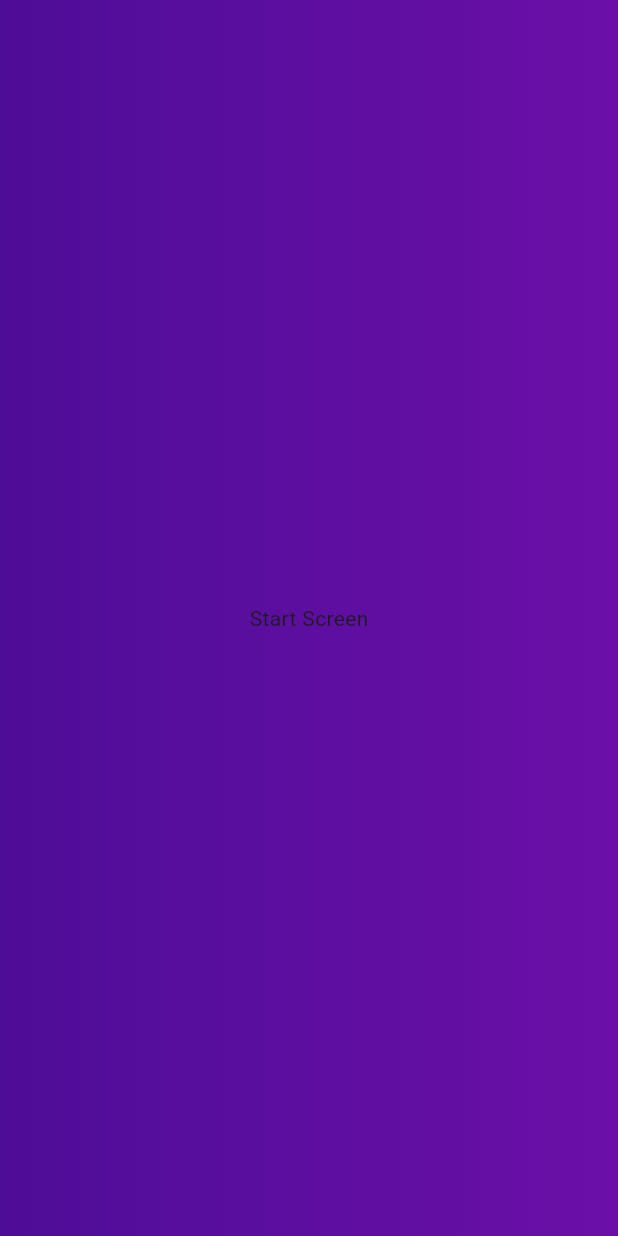
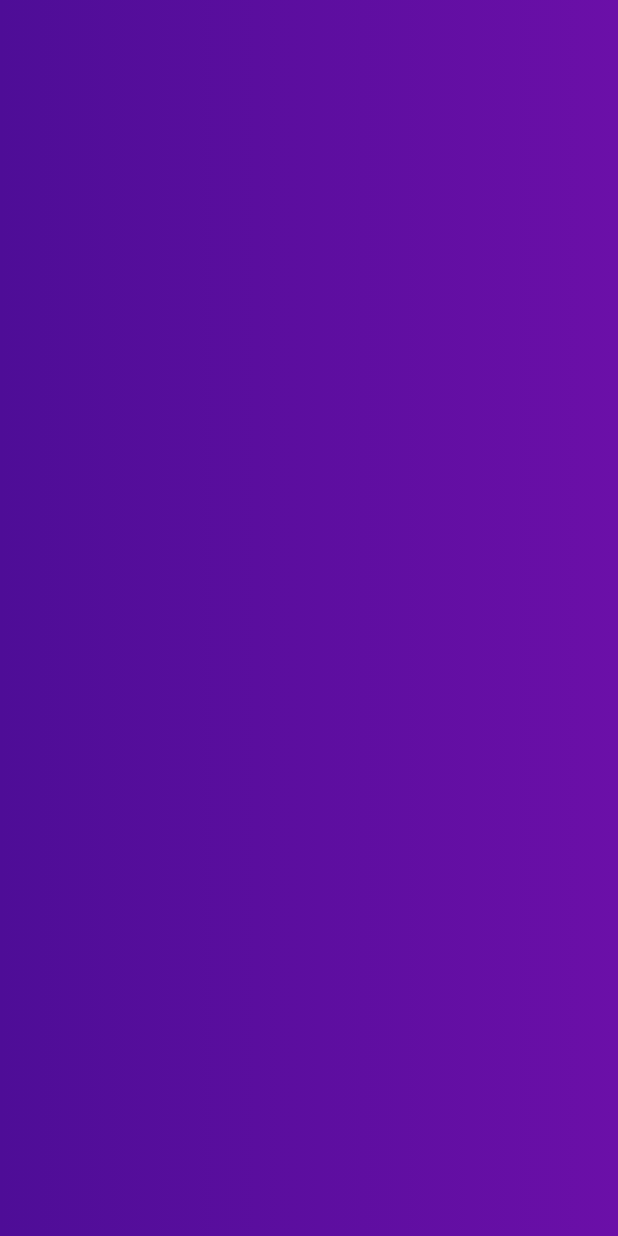
Before and after one commit to it21295638/quizapp, a Flutter app: the screen it shows after launch, on a phone screen of 412 x 824 dp. Run offline on Flutter 3.47's test engine with Material 3 defaults, Android fonts, the phone set to English and light mode, and no system bars.

Commit message:
define image in pubspec file

```diff
--- a/lib/start_screen.dart
+++ b/lib/start_screen.dart
@@ -5,6 +5,6 @@ class StartScreen extends StatelessWidget {
 
   @override
   Widget build(context) {
-    return const Center(child: Text('Start Screen'));
+    return const Center(child: Column(children: []));
   }
 }
--- a/pubspec.yaml
+++ b/pubspec.yaml
@@ -58,9 +58,8 @@ flutter:
   uses-material-design: true
 
   # To add assets to your application, add an assets section, like this:
-  # assets:
-  #   - images/a_dot_burr.jpeg
-  #   - images/a_dot_ham.jpeg
+  assets:
+    - assets/images/quiz-logo.png
 
   # An image asset can refer to one or more resolution-specific "variants", see
   # https://flutter.dev/to/resolution-aware-images
```
